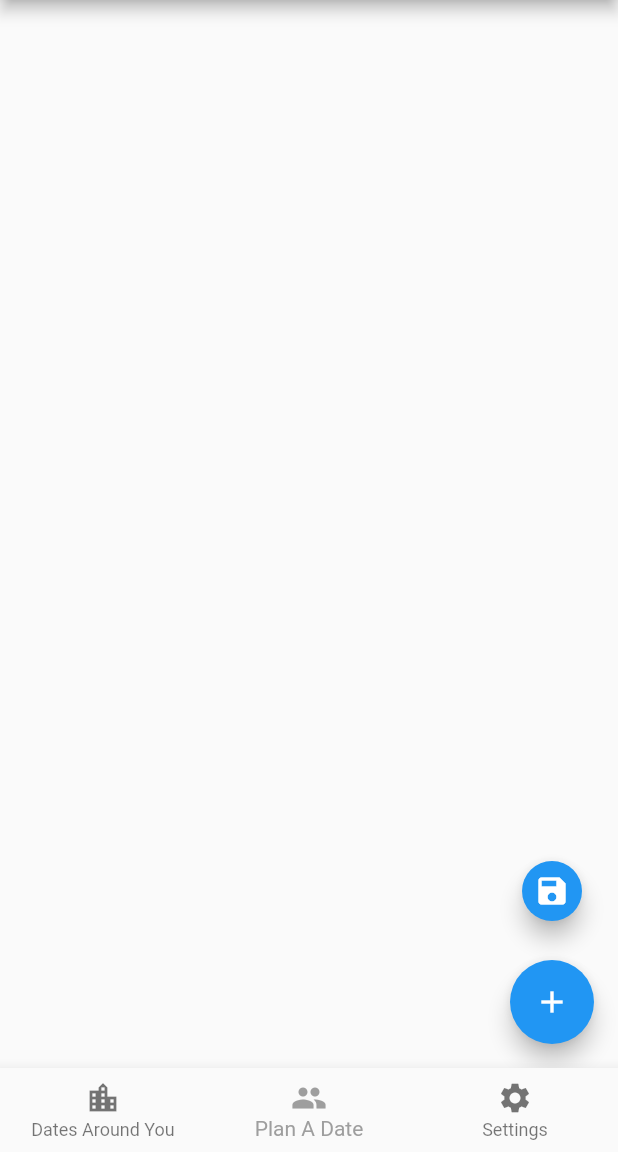
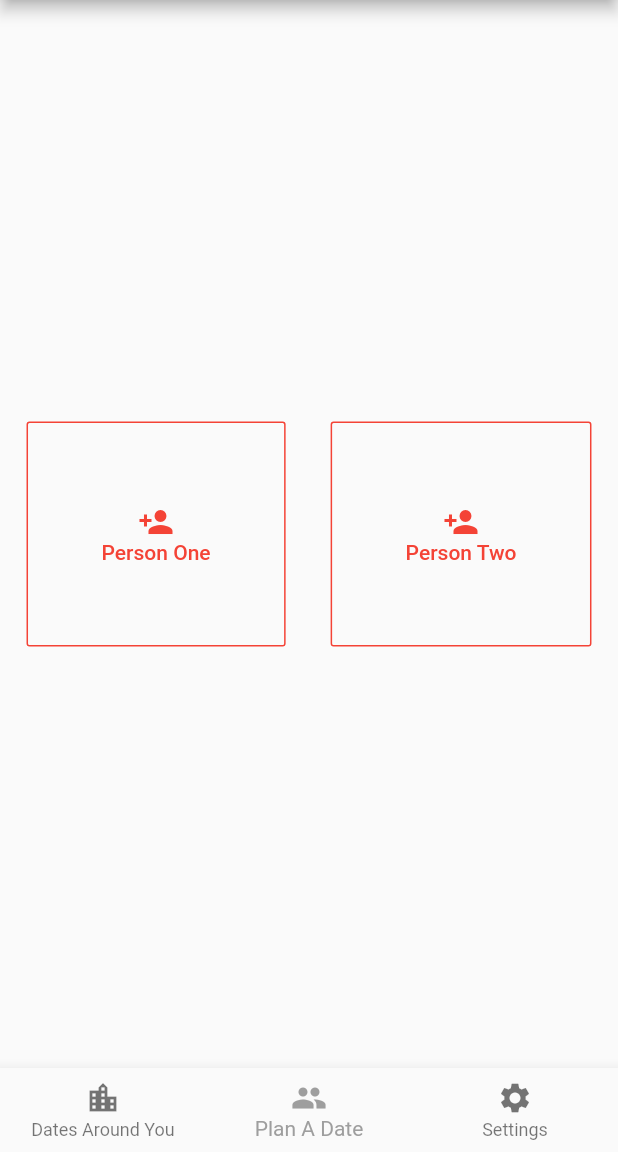
Before and after one commit to ncpleslie/date_night, a Flutter app: the screen it shows after launch, item 2 of the bottom bar chosen, on a phone screen of 412 x 824 dp, the part 84-1236 px from its top. Run offline on Flutter 3.47's test engine with Material 2 defaults, Android fonts, the phone set to English and light mode, and no system bars.

Commit message:
Updated date screen for better data management

```diff
--- a/lib/pages/date_edit.dart
+++ b/lib/pages/date_edit.dart
@@ -1,12 +1,8 @@
 import 'package:flutter/material.dart';
 
-import 'dart:async';
+import './person_one_date_edit.dart';
 
 class DateEdit extends StatefulWidget {
-  final Color color;
-
-  DateEdit(this.color);
-
   @override
   State<StatefulWidget> createState() {
     return _DateEditState();
@@ -14,178 +10,119 @@ class DateEdit extends StatefulWidget {
 }
 
 class _DateEditState extends State<DateEdit> {
-  final GlobalKey<FormState> _formKey = GlobalKey<FormState>();
-  List<Widget> _listOfTextInputs = [];
-  List<String> _listOfTextStrings = List();
-  int count = 0;
-  int index;
-  final TextEditingController _textController = TextEditingController();
+  @override
+  Widget build(BuildContext context) {
+    return Scaffold(
+      body: Center(
+        child: SelectionButton(),
+      ),
+    );
+  }
+}
+
+class SelectionButton extends StatefulWidget {
+  @override
+  State<StatefulWidget> createState() {
+    return _SelectionButtonState();
+  }
+}
+
+class _SelectionButtonState extends State<SelectionButton> {
+  List resultPersonOne = [];
+  List resultPersonTwo = [];
 
   @override
   Widget build(BuildContext context) {
-    final double commonBreakPoint = 550.0;
-    final double oddBreakPoint = 500.0;
-    final double percentageMark = 0.95;
-    final double deviceWidth = MediaQuery.of(context).size.width;
-    final double targetWidth = deviceWidth > commonBreakPoint
-        ? oddBreakPoint
-        : deviceWidth * percentageMark;
-    final double targetPadding = deviceWidth - targetWidth;
-
-    return Scaffold(
-      body: GestureDetector(
-        onTap: () {
-          FocusScope.of(context).requestFocus(FocusNode());
-        },
-        child: Container(
-          margin: EdgeInsets.all(10.0),
-          child: ListView.builder(
-            padding: EdgeInsets.symmetric(horizontal: targetPadding / 2),
-            itemCount: _listOfTextInputs.length,
-            itemBuilder: (BuildContext context, int index) {
-              Widget widget = _buildPageContent(context, index);
-              return widget;
-            },
+    return Container(
+      height: 150.0,
+      child: Row(
+        mainAxisAlignment: MainAxisAlignment.center,
+        children: <Widget>[
+          _buildPersonOneButton(),
+          SizedBox(
+            width: 30.0,
           ),
-        ),
-      ),
-      floatingActionButton: _buildFAB(),
-    );
-  }
-
-  Widget _buildPageContent(BuildContext context, int index) {
-    return _listOfTextInputs.elementAt(index);
-  }
-
-  Widget _buildTextField() {
-    final Key _key = Key(_listOfTextStrings[count]);
-    String title = _listOfTextStrings[count].toString();
-    return Dismissible(
-      key: _key,
-      background: Container(
-        color: Colors.red,
-      ),
-      onDismissed: (DismissDirection direction) {
-        if (direction == DismissDirection.endToStart ||
-            direction == DismissDirection.startToEnd) {
-          count--;
-          String foundValue = _key.toString().split("'")[1];
-          _listOfTextStrings.remove(foundValue);
-          setState(() {});
-        }
-      },
-      child: Card(
-        margin: EdgeInsets.symmetric(vertical: 10.0),
-        child: Column(children: <Widget>[
-          ListTile(
-            title: Center(child: Text(title)),
-          ),
-          ButtonTheme.bar(
-            child: ButtonBar(children: [
-              FlatButton(
-                child: Icon(Icons.delete),
-                onPressed: () {
-                  print(_listOfTextInputs[0]);
-                  _listOfTextStrings.remove(title);
-                  setState(() {});
-                },
-              ),
-            ]),
-          )
-        ]),
+          _buildPersonTwoButton(),
+        ],
       ),
     );
   }
 
-  Widget _buildFAB() {
-    return Column(
-      mainAxisSize: MainAxisSize.min,
-      children: <Widget>[
-        Container(
-          height: 70.0,
-          width: 56.0,
-          alignment: FractionalOffset.topCenter,
-          child: FloatingActionButton(
-            heroTag: 'Submit',
-            mini: true,
-            child: Icon(Icons.save),
-            onPressed: () {
-              print(_listOfTextInputs.length);
-              print(_listOfTextStrings);
-            },
-          ),
-        ),
-        FloatingActionButton(
-          heroTag: 'Add More',
-          child: Icon(Icons.add),
-          onPressed: () {
-            _showInput();
-            setState(() {});
-          },
-        )
-      ],
+  Widget _buildPersonOneButton() {
+    return OutlineButton(
+      padding: EdgeInsets.all(50.0),
+      borderSide: BorderSide(
+        color: resultPersonOne.length == 0
+            ? Colors.red
+            : Theme.of(context).accentColor,
+      ),
+      textColor: resultPersonOne.length == 0
+          ? Colors.red
+          : Theme.of(context).accentColor,
+      color: resultPersonOne.length == 0
+          ? Colors.red
+          : Theme.of(context).accentColor,
+      onPressed: () {
+        _navigateToEditPersonOne(context);
+      },
+      child: Column(
+          mainAxisAlignment: MainAxisAlignment.center,
+          children: <Widget>[
+            resultPersonOne.length == 0
+                ? Icon(Icons.person_add)
+                : Icon(Icons.person),
+            Text('Person One')
+          ]),
     );
   }
 
-  Future<Null> _showInput() async {
-    await showDialog(
-      context: context,
-      child: GestureDetector(
-        // If the user taps outside form boxes then the keyboard is minimized
-        onTap: () {
-          FocusScope.of(context).requestFocus(FocusNode());
-        },
-        child: SimpleDialog(
-          contentPadding: EdgeInsets.all(10.0),
-          title: Text('Date Idea?'),
+  Widget _buildPersonTwoButton() {
+    return OutlineButton(
+      padding: EdgeInsets.all(50.0),
+      borderSide: BorderSide(
+        color: resultPersonTwo.length == 0
+            ? Colors.red
+            : Theme.of(context).accentColor,
+      ),
+      textColor: resultPersonTwo.length == 0
+          ? Colors.red
+          : Theme.of(context).accentColor,
+      color: resultPersonTwo.length == 0
+          ? Colors.red
+          : Theme.of(context).accentColor,
+      onPressed: () {
+        _navigateToEditPersonTwo(context);
+      },
+      child: Column(
+          mainAxisAlignment: MainAxisAlignment.center,
           children: <Widget>[
-            Form(
-              key: _formKey,
-              child: TextFormField(
-                maxLines: 2,
-                controller: _textController,
-                autofocus: true,
-                decoration: InputDecoration(hintText: 'eg. Bowling?'),
-                validator: (String value) {
-                  if (value.isEmpty) {
-                    return 'No';
-                  }
-                },
-              ),
-            ),
-            SizedBox(
-              height: 10.0,
-            ),
-            Row(
-              mainAxisAlignment: MainAxisAlignment.center,
-              children: <Widget>[
-                RaisedButton(
-                  onPressed: () {
-                    if (_textController.text.isNotEmpty) {
-                      _listOfTextStrings.add(_textController.text);
-                      _listOfTextInputs.add(_buildTextField());
-                      _textController.text = '';
-                      count++;
-                      Navigator.pop(context);
-                      setState(() {});
-                    }
-                  },
-                  child: Text('Add Idea'),
-                ),
-                SizedBox(
-                  width: 10.0,
-                ),
-                RaisedButton(
-                  onPressed: () {
-                    Navigator.pop(context);
-                  },
-                  child: Text('Cancel'),
-                )
-              ],
-            )
-          ],
-        ),
-      ),
+            resultPersonTwo.length == 0
+                ? Icon(Icons.person_add)
+                : Icon(Icons.person),
+            Text('Person Two')
+          ]),
     );
   }
+
+  _navigateToEditPersonOne(BuildContext context) async {
+    resultPersonOne = await Navigator.push(context,
+        MaterialPageRoute(builder: (BuildContext context) {
+      return PersonOneDateEdit();
+    }));
+
+    Scaffold.of(context)
+      ..removeCurrentSnackBar()
+      ..showSnackBar(SnackBar(content: Text('$resultPersonOne')));
+  }
+
+  _navigateToEditPersonTwo(BuildContext context) async {
+    resultPersonTwo = await Navigator.push(context,
+        MaterialPageRoute(builder: (BuildContext context) {
+      return PersonOneDateEdit();
+    }));
+
+    Scaffold.of(context)
+      ..removeCurrentSnackBar()
+      ..showSnackBar(SnackBar(content: Text('$resultPersonTwo')));
+  }
 }
--- a/lib/pages/home_page.dart
+++ b/lib/pages/home_page.dart
@@ -14,7 +14,7 @@ class _HomePageState extends State<HomePage> {
   int _currentIndex = 0;
   final List<Widget> _children = [
     DatesAround(Colors.white),
-    DateEdit(Colors.orange),
+    DateEdit(),
     DatesAround(Colors.black),
   ];
 
```
Also changed, not shown: lib/pages/person_one_date_edit.dart (added, +183 -0 lines).
